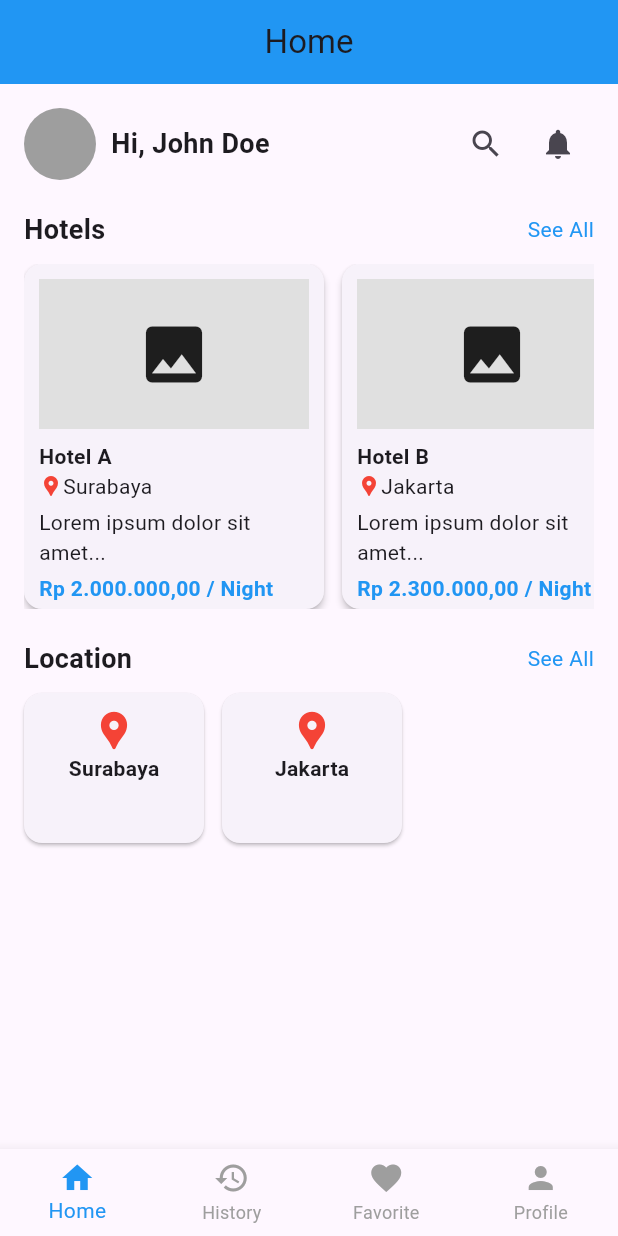
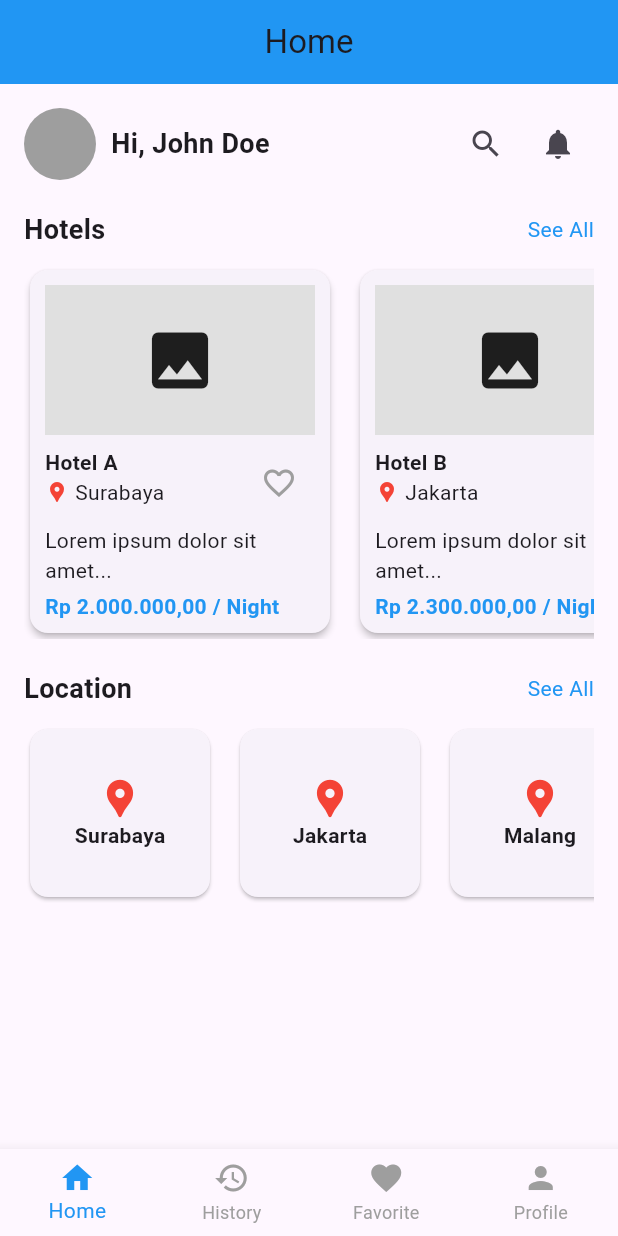
Before and after one commit to kevinn003/hotel_booking_app, a Flutter app: the screen it shows after launch, on a phone screen of 412 x 824 dp. Run offline on Flutter 3.47's test engine with Material 3 defaults, Android fonts, the phone set to English and light mode, and no system bars; our stand-ins replace firebase_auth, firebase_core; accounts and stored records are empty.

Commit message:
guest home page

```diff
--- a/lib/pages/guest_home_page.dart
+++ b/lib/pages/guest_home_page.dart
@@ -1,4 +1,4 @@
-  import 'package:flutter/material.dart';
+import 'package:flutter/material.dart';
 
 class GuestHomePage extends StatefulWidget {
   const GuestHomePage({super.key});
@@ -8,12 +8,161 @@ class GuestHomePage extends StatefulWidget {
 }
 
 class _GuestHomePageState extends State<GuestHomePage> {
-  Widget buildHotelCard(String name, String city, String price) {
+  final Set<String> _wishlist = {};
+
+  void _toggleWishlist(String hotelName) {
+    setState(() {
+      if (_wishlist.contains(hotelName)) {
+        _wishlist.remove(hotelName);
+      } else {
+        _wishlist.add(hotelName);
+      }
+    });
+  }
+
+  @override
+  Widget build(BuildContext context) {
+    return Scaffold(
+      appBar: AppBar(
+        title: const Text("Home"),
+        centerTitle: true,
+        backgroundColor: Colors.blue,
+      ),
+      body: ListView(
+        padding: const EdgeInsets.all(16),
+        children: [
+          const _GreetingHeader(),
+          const SizedBox(height: 20),
+          _SectionHeader(
+            title: "Hotels",
+            onTap: () => Navigator.pushNamed(context, '/all-hotels'),
+          ),
+          const SizedBox(height: 10),
+          _HotelListView(
+            wishlist: _wishlist,
+            onToggleWishlist: _toggleWishlist,
+          ),
+          const SizedBox(height: 20),
+          _SectionHeader(
+            title: "Location",
+            onTap: () => Navigator.pushNamed(context, '/all-locations'),
+          ),
+          const SizedBox(height: 10),
+          const _LocationListView(),
+        ],
+      ),
+    );
+  }
+}
+
+// ----------------------------- COMPONENTS -----------------------------
+
+class _GreetingHeader extends StatelessWidget {
+  const _GreetingHeader();
+
+  @override
+  Widget build(BuildContext context) {
+    return Row(
+      children: [
+        const CircleAvatar(radius: 24, backgroundColor: Colors.grey),
+        const SizedBox(width: 10),
+        const Expanded(
+          child: Text(
+            'Hi, John Doe',
+            style: TextStyle(fontWeight: FontWeight.bold, fontSize: 18),
+          ),
+        ),
+        IconButton(icon: const Icon(Icons.search), onPressed: () {}),
+        IconButton(icon: const Icon(Icons.notifications), onPressed: () {}),
+      ],
+    );
+  }
+}
+
+class _SectionHeader extends StatelessWidget {
+  final String title;
+  final VoidCallback onTap;
+
+  const _SectionHeader({required this.title, required this.onTap});
+
+  @override
+  Widget build(BuildContext context) {
+    return Row(
+      mainAxisAlignment: MainAxisAlignment.spaceBetween,
+      children: [
+        Text(title,
+            style: const TextStyle(fontSize: 18, fontWeight: FontWeight.bold)),
+        GestureDetector(
+          onTap: onTap,
+          child: const Text("See All", style: TextStyle(color: Colors.blue)),
+        ),
+      ],
+    );
+  }
+}
+
+class _HotelListView extends StatelessWidget {
+  const _HotelListView({
+    required this.wishlist,
+    required this.onToggleWishlist,
+  });
+
+  final Set<String> wishlist;
+  final Function(String) onToggleWishlist;
+
+  @override
+  Widget build(BuildContext context) {
+    final hotels = [
+      ["Hotel A", "Surabaya", "Rp 2.000.000,00 / Night"],
+      ["Hotel B", "Jakarta", "Rp 2.300.000,00 / Night"],
+      ["Hotel C", "Malang", "Rp 2.300.000,00 / Night"],
+      ["Hotel D", "Yogyakarta", "Rp 2.300.000,00 / Night"],
+    ];
+
+    return SizedBox(
+      height: 250,
+      child: ListView.separated(
+        scrollDirection: Axis.horizontal,
+        itemCount: hotels.length,
+        separatorBuilder: (_, __) => const SizedBox(width: 12),
+        itemBuilder: (_, index) {
+          final h = hotels[index];
+          final isWishlisted = wishlist.contains(h[0]);
+
+          return _HotelCard(
+            name: h[0],
+            city: h[1],
+            price: h[2],
+            isWishlisted: isWishlisted,
+            onWishlistToggle: () => onToggleWishlist(h[0]),
+          );
+        },
+      ),
+    );
+  }
+}
+
+class _HotelCard extends StatelessWidget {
+  final String name;
+  final String city;
+  final String price;
+  final bool isWishlisted;
+  final VoidCallback onWishlistToggle;
+
+  const _HotelCard({
+    required this.name,
+    required this.city,
+    required this.price,
+    required this.isWishlisted,
+    required this.onWishlistToggle,
+  });
+
+   @override
+  Widget build(BuildContext context) {
     return GestureDetector(
       onTap: () => Navigator.pushNamed(context, '/hotel-detail'),
       child: Card(
         elevation: 2,
-        margin: const EdgeInsets.only(right: 12),
         shape: RoundedRectangleBorder(borderRadius: BorderRadius.circular(12)),
         child: Container(
           width: 200,
@@ -28,13 +177,41 @@ class _GuestHomePageState extends State<GuestHomePage> {
                 child: const Icon(Icons.image, size: 50),
               ),
               const SizedBox(height: 8),
-              Text(name, style: const TextStyle(fontWeight: FontWeight.bold)),
+
+              // Judul + lokasi + ikon favorit
               Row(
+                crossAxisAlignment: CrossAxisAlignment.start,
                 children: [
-                  const Icon(Icons.location_pin, color: Colors.red, size: 16),
-                  Text(city),
+                  Expanded(
+                    child: Column(
+                      crossAxisAlignment: CrossAxisAlignment.start,
+                      children: [
+                        Text(name,
+                            style:
+                                const TextStyle(fontWeight: FontWeight.bold)),
+                        Row(
+                          children: [
+                            const Icon(Icons.location_pin,
+                                color: Colors.red, size: 16),
+                            const SizedBox(width: 4),
+                            Text(city),
+                          ],
+                        ),
+                      ],
+                    ),
+                  ),
+                  IconButton(
+                    icon: Icon(
+                      isWishlisted
+                          ? Icons.favorite
+                          : Icons.favorite_border,
+                      color: isWishlisted ? Colors.red : Colors.grey,
+                    ),
+                    onPressed: onWishlistToggle,
+                  ),
                 ],
               ),
+
               const SizedBox(height: 4),
               const Text(
                 'Lorem ipsum dolor sit amet...',
@@ -51,102 +228,53 @@ class _GuestHomePageState extends State<GuestHomePage> {
       ),
     );
   }
+}
 
-  Widget buildLocationCard(String name) {
+class _LocationListView extends StatelessWidget {
+  const _LocationListView();
+
+  @override
+  Widget build(BuildContext context) {
+    final locations = ["Surabaya", "Jakarta", "Malang", "Yogyakarta"];
+
+    return SizedBox(
+      height: 120,
+      child: ListView.separated(
+        scrollDirection: Axis.horizontal,
+        itemCount: locations.length,
+        separatorBuilder: (_, __) => const SizedBox(width: 12),
+        itemBuilder: (_, index) {
+          return _LocationCard(name: locations[index]);
+        },
+      ),
+    );
+  }
+}
+
+class _LocationCard extends StatelessWidget {
+  final String name;
+
+  const _LocationCard({required this.name});
+
+  @override
+  Widget build(BuildContext context) {
     return GestureDetector(
       onTap: () => Navigator.pushNamed(context, '/location-detail'),
       child: Card(
-        margin: const EdgeInsets.only(right: 12),
         shape: RoundedRectangleBorder(borderRadius: BorderRadius.circular(12)),
         child: Container(
           width: 120,
           padding: const EdgeInsets.all(10),
           child: Column(
+            mainAxisAlignment: MainAxisAlignment.center,
             children: [
               const Icon(Icons.location_pin, color: Colors.red, size: 30),
-              Text(name, style: const TextStyle(fontWeight: FontWeight.bold)),
+              Text(name,
+                  style: const TextStyle(fontWeight: FontWeight.bold)),
             ],
           ),
         ),
       ),
     );
   }
-
-  Widget sectionHeader(String title, {required VoidCallback onTap}) {
-    return Row(
-      mainAxisAlignment: MainAxisAlignment.spaceBetween,
-      children: [
-        Text(title,
-            style: const TextStyle(fontSize: 18, fontWeight: FontWeight.bold)),
-        GestureDetector(
-          onTap: onTap,
-          child: const Text("See All", style: TextStyle(color: Colors.blue)),
-        ),
-      ],
-    );
-  }
-
-  @override
-  Widget build(BuildContext context) {
-    return Scaffold(
-      appBar: AppBar(
-        title: const Text("Home"),
-        centerTitle: true,
-        backgroundColor: Colors.blue,
-      ),
-      body: ListView(
-        padding: const EdgeInsets.all(16),
-        children: [
-          // Greeting section
-          Row(
-            children: [
-              const CircleAvatar(radius: 24, backgroundColor: Colors.grey),
-              const SizedBox(width: 10),
-              const Expanded(
-                child: Text('Hi, John Doe',
-                    style: TextStyle(fontWeight: FontWeight.bold, fontSize: 18)),
-              ),
-              IconButton(icon: const Icon(Icons.search), onPressed: () {}),
-              IconButton(icon: const Icon(Icons.notifications), onPressed: () {}),
-            ],
-          ),
-          const SizedBox(height: 20),
-
-          // Hotels Section
-          sectionHeader("Hotels", onTap: () {
-            Navigator.pushNamed(context, '/all-hotels');
-          }),
-          const SizedBox(height: 10),
-          SizedBox(
-            height: 230,
-            child: ListView(
-              scrollDirection: Axis.horizontal,
-              children: [
-                buildHotelCard("Hotel A", "Surabaya", "Rp 2.000.000,00 / Night"),
-                buildHotelCard("Hotel B", "Jakarta", "Rp 2.300.000,00 / Night"),
-              ],
-            ),
-          ),
-
-          const SizedBox(height: 20),
-
-          // Location Section
-          sectionHeader("Location", onTap: () {
-            Navigator.pushNamed(context, '/all-locations');
-          }),
-          const SizedBox(height: 10),
-          SizedBox(
-            height: 100,
-            child: ListView(
-              scrollDirection: Axis.horizontal,
-              children: [
-                buildLocationCard("Surabaya"),
-                buildLocationCard("Jakarta"),
-              ],
-            ),
-          ),
-        ],
-      ),
-    );
-  }
 }
```
